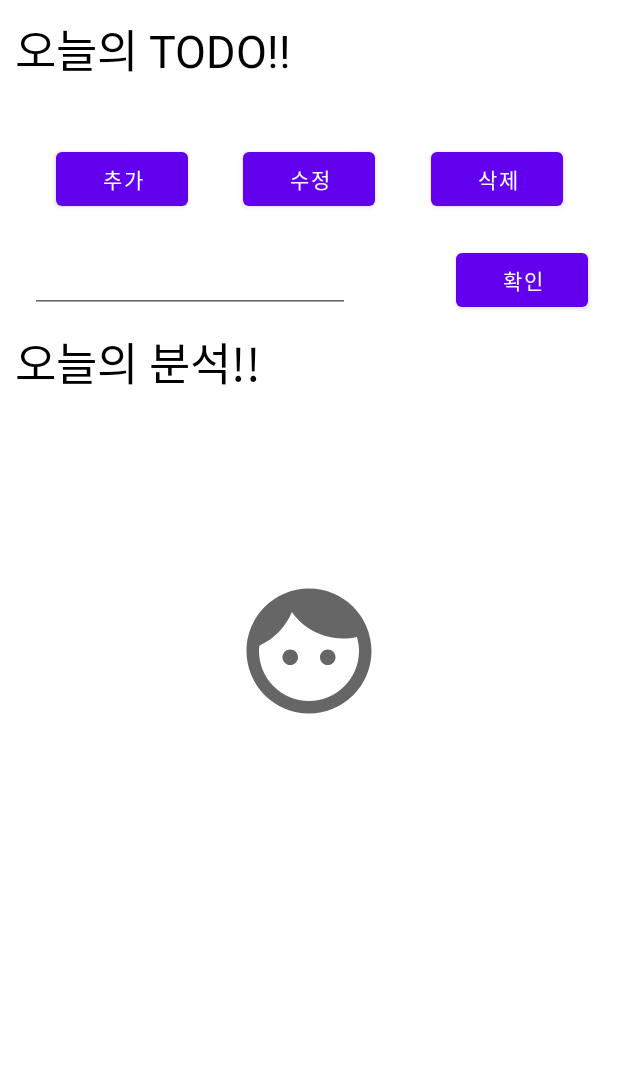
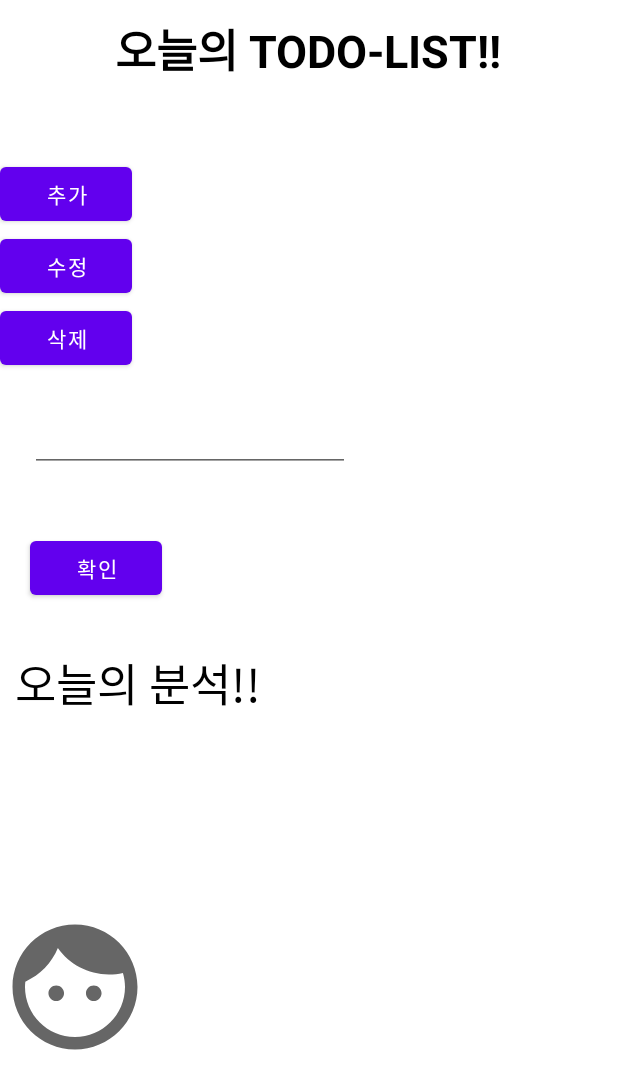
Before and after one commit to Jake-huen/Didyousleepwell, an Android app: the layout activity_day.xml on its own in the app's theme, with its tools: preview values and no code run, on a phone screen of 412 x 824 dp. Shown: the top 1089 px of the screen. Run offline under Robolectric (Android 15) with nearby library versions, the phone set to English and light mode, and no system bars.

Commit message:
design temp

```diff
--- a/teamproject/app/src/main/res/layout/activity_day.xml
+++ b/teamproject/app/src/main/res/layout/activity_day.xml
@@ -1,9 +1,10 @@
 <?xml version="1.0" encoding="utf-8"?>
-<androidx.constraintlayout.widget.ConstraintLayout xmlns:android="http://schemas.android.com/apk/res/android"
+<LinearLayout xmlns:android="http://schemas.android.com/apk/res/android"
     xmlns:app="http://schemas.android.com/apk/res-auto"
     xmlns:tools="http://schemas.android.com/tools"
     android:layout_width="match_parent"
     android:layout_height="match_parent"
+    android:orientation="horizontal"
     tools:context=".DayActivity">
 
 <!--화면 스크롤 가능하게 해 줌-->
@@ -11,21 +12,22 @@
         android:layout_width="match_parent"
         android:layout_height="match_parent">
 
-        <androidx.constraintlayout.widget.ConstraintLayout
+        <LinearLayout
             android:layout_width="match_parent"
             android:layout_height="match_parent"
             android:orientation="vertical">
-
 <!--            todolist임을 알리는 textView-->
             <TextView
                 android:id="@+id/todoTextView"
                 android:layout_width="wrap_content"
                 android:layout_height="wrap_content"
-                android:text="오늘의 TODO!!"
+                android:text="오늘의 TODO-LIST!!"
+                android:layout_gravity="center"
                 app:layout_constraintTop_toTopOf="parent"
                 app:layout_constraintStart_toStartOf="parent"
                 android:layout_margin="10dp"
                 android:textSize="30sp"
+                android:textStyle="bold"
                 android:textColor="@color/black"/>
 
 <!--            todolist가 담기는 recyclerView-->
@@ -144,9 +146,9 @@
                 app:layout_constraintTop_toBottomOf="@id/analysisTable"
                 android:layout_marginTop="10dp"
                 android:src="@drawable/ic_baseline_face_24"/>
-        </androidx.constraintlayout.widget.ConstraintLayout>
+        </LinearLayout>
     </ScrollView>
 
 
 
-</androidx.constraintlayout.widget.ConstraintLayout>
+</LinearLayout>
```
Also changed, not shown: teamproject/app/src/main/java/com/example/myapplication/TodayDecorator.kt (added, +24 -0 lines).
